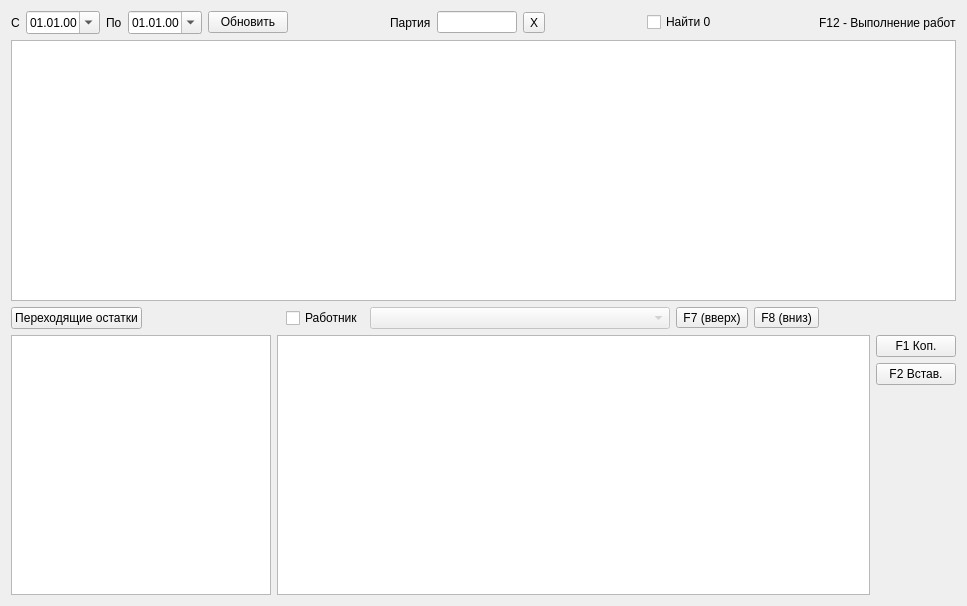
First picture: the form in formjob.ui, repository Sergeyego/el_zp, before the edit.
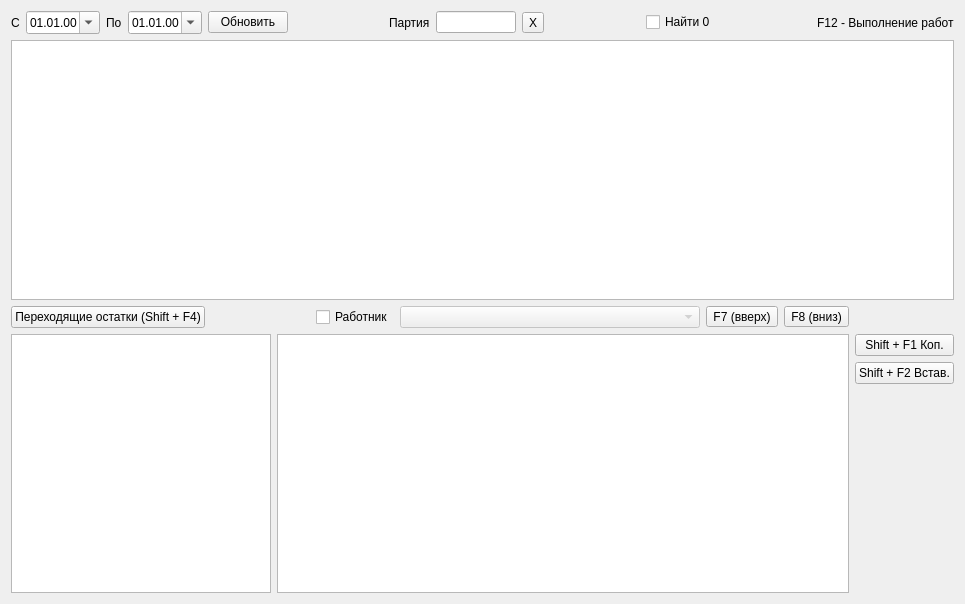
Second picture: the form after the edit. Custom widgets are drawn as their Qt base class.

Commit message: добавлены переходящие остатки

Diff of the .ui file:
```diff
--- a/formjob.ui
+++ b/formjob.ui
@@ -6,8 +6,8 @@
    <rect>
     <x>0</x>
     <y>0</y>
-    <width>967</width>
-    <height>606</height>
+    <width>965</width>
+    <height>604</height>
    </rect>
   </property>
   <property name="windowTitle">
@@ -148,7 +148,7 @@
      <item>
       <widget class="QPushButton" name="pushButtonOst">
        <property name="text">
-        <string>Переходящие остатки</string>
+        <string>Переходящие остатки (Shift + F4)</string>
        </property>
       </widget>
      </item>
@@ -243,14 +243,14 @@
        <item>
         <widget class="QPushButton" name="pushButtonCopy">
          <property name="text">
-          <string>F1 Коп.</string>
+          <string>Shift + F1 Коп.</string>
          </property>
         </widget>
        </item>
        <item>
         <widget class="QPushButton" name="pushButtonPaste">
          <property name="text">
-          <string>F2 Встав.</string>
+          <string>Shift + F2 Встав.</string>
          </property>
         </widget>
        </item>
```
Left out of the diff: 5 changed lines with no effect on the pictures. The commit also changes 13 other files.
